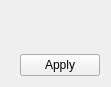
Liyezhong/Shared, file Gui/Components/MainMenu/Forms/DateTime.ui: the form before one commit.
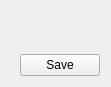
The form after the commit. Custom widgets are drawn as their Qt base class.

What changed in the file:
```diff
--- a/Gui/Components/MainMenu/Forms/DateTime.ui
+++ b/Gui/Components/MainMenu/Forms/DateTime.ui
@@ -113,7 +113,7 @@
         <enum>Qt::NoFocus</enum>
        </property>
        <property name="text">
-        <string>Apply</string>
+        <string>Save</string>
        </property>
       </widget>
      </item>
```
